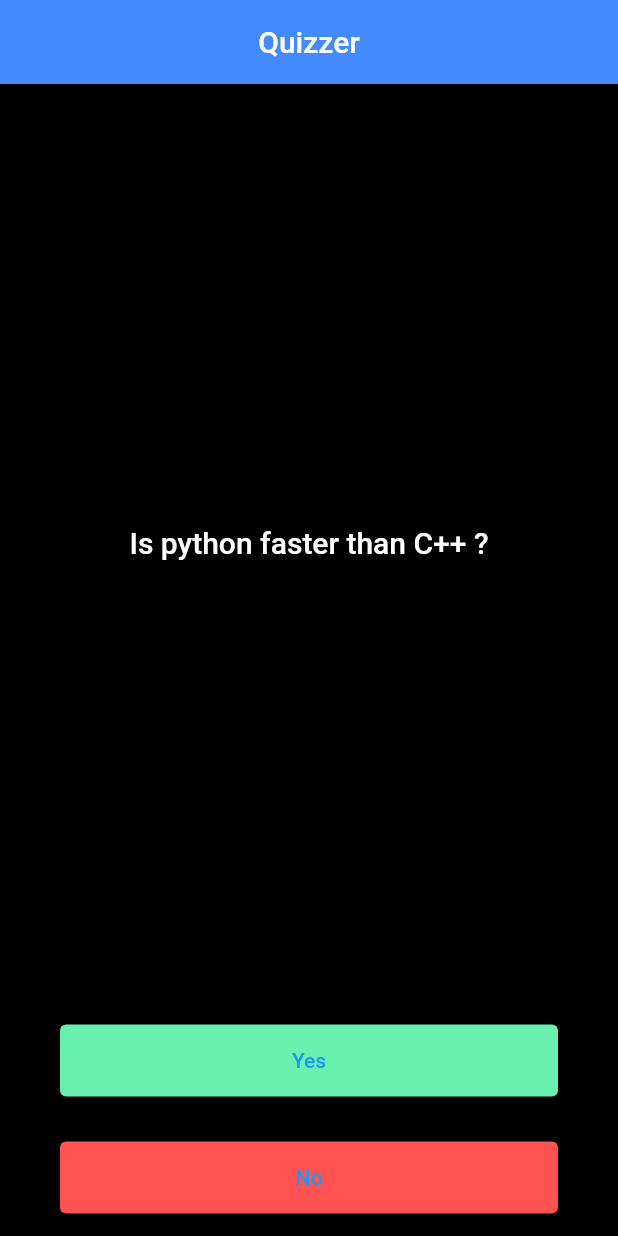
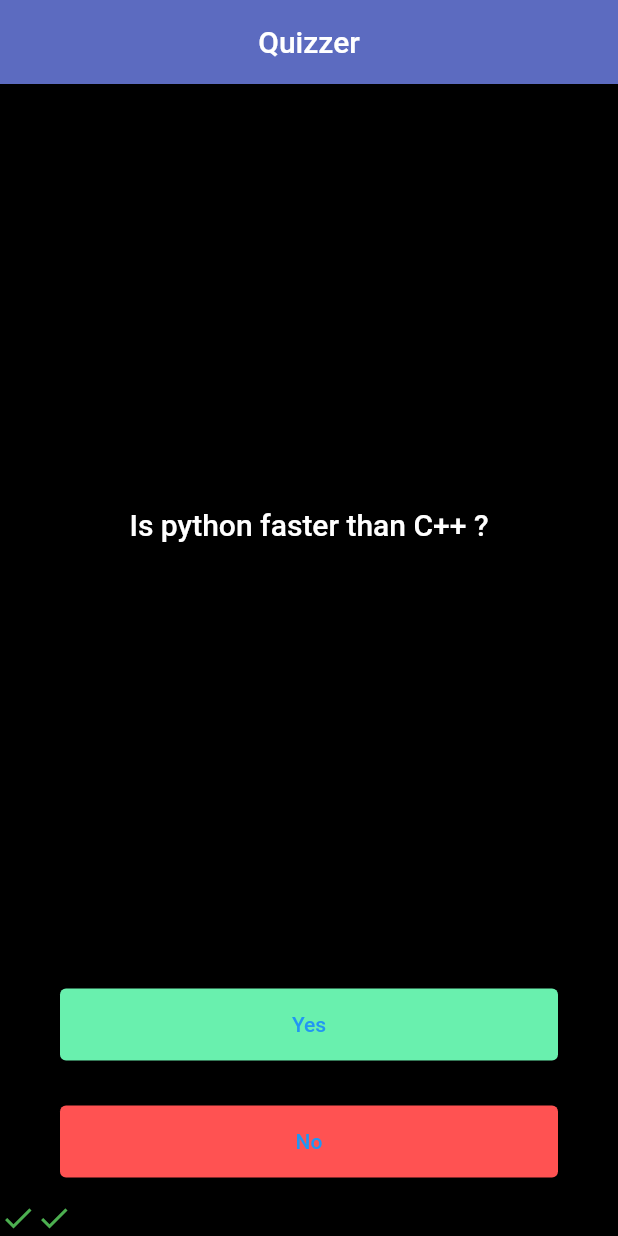
Before and after one commit to himanshudhillon09/flutter_bootcamp, a Flutter app: the screen it shows after launch, after a tap on "Yes", after a tap on "No", on a phone screen of 412 x 824 dp. Run offline on Flutter 3.47's test engine with Material 2 defaults, Android fonts, the phone set to English and light mode, and no system bars; our stand-ins replace audioplayers, rflutter_alert; missing offline and left inert: dart:ffi.

Commit message:
Optimized Quizzler App using OOPs Concept with Score Display feature

```diff
--- /dev/null
+++ b/quizzler_app/lib/QuizBrain.dart
@@ -0,0 +1,35 @@
+import 'Question.dart';
+
+int questionNo = 0;
+int refNo = 0;
+
+class QuizBrain {
+  List<Question> _Questionbank = [
+    Question('Can monkeys communicate in human language ?', false),
+    Question('Is moon our natural satellite ?', true),
+    Question('Is python faster than C++ ?', false),
+    Question('Is flutter an open source language ?', true),
+    Question('Is flutter developed by google ?', true),
+    Question('Git is a web development tool ?', false),
+    Question('Twitter is aquired by google ?', false),
+  ];
+
+  int getNum() {
+    return _Questionbank.length;
+  }
+
+  void nextQues() {
+    refNo++;
+    if (questionNo < _Questionbank.length - 1) {
+      questionNo++;
+    }
+  }
+
+  String getQues() {
+    return _Questionbank[questionNo].ques;
+  }
+
+  bool getAns() {
+    return _Questionbank[questionNo].ans;
+  }
+}
--- a/quizzler_app/lib/main.dart
+++ b/quizzler_app/lib/main.dart
@@ -1,28 +1,19 @@
 import 'package:flutter/material.dart';
 import 'Question.dart';
+import 'QuizBrain.dart';
+import 'package:rflutter_alert/rflutter_alert.dart';
+
+//Created Object to access data
+QuizBrain quizBrain = QuizBrain();
+//get length of question bank
+int QuizLength = quizBrain.getNum();
 
 void main() {
   runApp(Quizzler());
 }
 
-class Quizzler extends StatefulWidget {
+class Quizzler extends StatelessWidget {
   const Quizzler({super.key});
-
-  @override
-  State<Quizzler> createState() => _QuizzlerState();
-}
-
-class _QuizzlerState extends State<Quizzler> {
-  List<Icon> scoreKeeper = [];
-  int questionNo = 0;
-
-  List<Question> Questionbank = [
-    Question('Can monkeys communicate in human language ?', false),
-    Question('Is moon our natural satellite ?', true),
-    Question('Is python faster than C++ ?', false),
-    Question('Is flutter an open source language ?', true),
-    Question('Is flutter developed by google ?', true),
-  ];
 
   @override
   Widget build(BuildContext context) {
@@ -31,18 +22,67 @@ class _QuizzlerState extends State<Quizzler> {
       home: Scaffold(
         backgroundColor: Colors.black,
         appBar: AppBar(
-          backgroundColor: Colors.blueAccent[200],
+          backgroundColor: Colors.indigo[400],
           title: Center(child: Text('Quizzer')),
         ),
         body: SafeArea(
-          child: Column(
+          child: QuizPage(),
+        ),
+      ),
+    );
+    ;
+  }
+}
+
+class QuizPage extends StatefulWidget {
+  const QuizPage({super.key});
+
+  @override
+  State<QuizPage> createState() => _QuizPageState();
+}
+
+class _QuizPageState extends State<QuizPage> {
+  List<Icon> scoreDisplay = [];
+
+  void isFinished() {
+    if (refNo == QuizLength) {
+      Alert(
+              context: context,
+              title: "Quiz end here !!",
+              desc: "Resetting back to start")
+          .show();
+      scoreDisplay.clear();
+      questionNo = 0;
+      refNo = 0;
+    }
+  }
+
+  void scoreChecker(bool correctAns) {
+    setState(() {
+      quizBrain.nextQues();
+      if (quizBrain.getAns() == correctAns) {
+        scoreDisplay.add(Icon(
+          Icons.check,
+          color: Colors.green,
+        ));
+      } else
+        scoreDisplay.add(Icon(
+          Icons.close,
+          color: Colors.red,
+        ));
+    });
+  }
+
+  @override
+  Widget build(BuildContext context) {
+    return Column(
       crossAxisAlignment: CrossAxisAlignment.stretch,
       mainAxisAlignment: MainAxisAlignment.spaceBetween,
       children: [
         Expanded(
           child: TextButton(
             child: Text(
-                    Questionbank[questionNo].ques,
+              quizBrain.getQues(),
               textAlign: TextAlign.center,
               style: TextStyle(color: Colors.white, fontSize: 20),
             ),
@@ -55,14 +95,8 @@ class _QuizzlerState extends State<Quizzler> {
           child: TextButton(
             child: Text('Yes'),
             onPressed: () {
-                    if (Questionbank[questionNo].ans == true) {
-                      print('User is correct');
-                    } else
-                      print('User is Wrong');
-
-                    setState(() {
-                      questionNo++;
-                    });
+              scoreChecker(true);
+              isFinished();
             },
           ),
         ),
@@ -72,20 +106,15 @@ class _QuizzlerState extends State<Quizzler> {
           child: TextButton(
             child: Text('No'),
             onPressed: () {
-                    if (Questionbank[questionNo].ans == false) {
-                      print('User is Correct');
-                    } else
-                      print('User is Wrong');
-                    setState(() {
-                      questionNo++;
-                    });
+              scoreChecker(false);
+              isFinished();
             },
           ),
         ),
+        Row(
+          children: scoreDisplay,
+        ),
       ],
-          ),
-        ),
-      ),
     );
   }
 }
--- a/quizzler_app/pubspec.yaml
+++ b/quizzler_app/pubspec.yaml
@@ -35,7 +35,7 @@ dependencies:
   # The following adds the Cupertino Icons font to your application.
   # Use with the CupertinoIcons class for iOS style icons.
   cupertino_icons: ^1.0.2
-
+  rflutter_alert: ^2.0.7
 dev_dependencies:
   flutter_test:
     sdk: flutter
```
Also changed, not shown: quizzler_app/pubspec.lock. Lines whose indentation alone changed are shown as unchanged.
